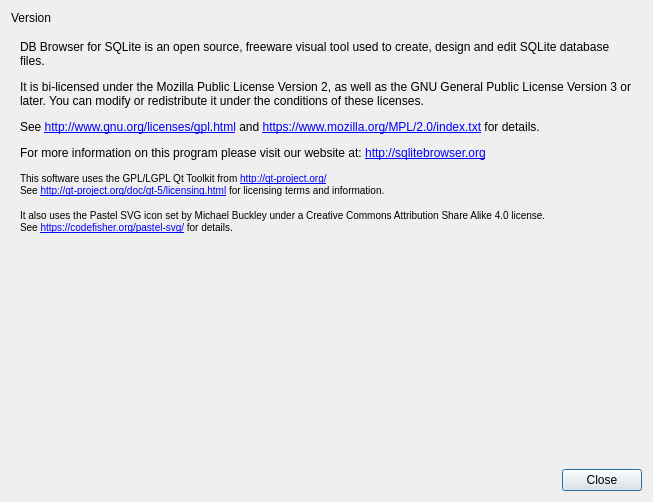
First picture: the form in src/AboutDialog.ui, repository sqlitebrowser/sqlitebrowser, before the edit.
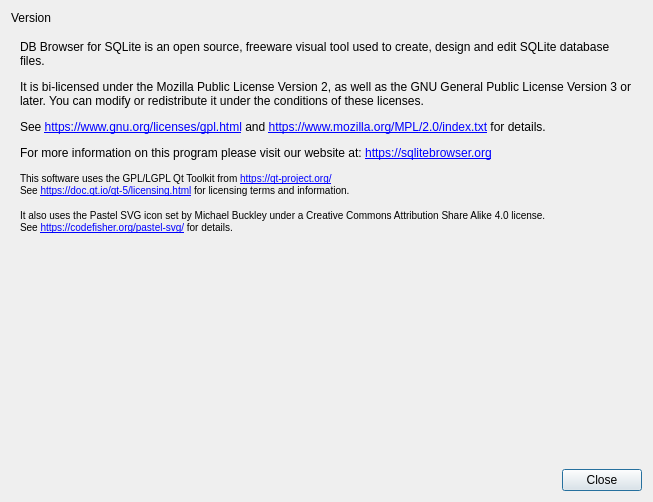
Second picture: the form after the edit. Icons and pictures are not drawn.

Commit message: Replace http with https in the About window

The edit to the form file:
```diff
--- a/src/AboutDialog.ui
+++ b/src/AboutDialog.ui
@@ -87,7 +87,7 @@
        <item>
         <widget class="QLabel" name="label">
          <property name="text">
-          <string>&lt;html&gt;&lt;head/&gt;&lt;body&gt;&lt;p&gt;DB Browser for SQLite is an open source, freeware visual tool used to create, design and edit SQLite database files.&lt;/p&gt;&lt;p&gt;It is bi-licensed under the Mozilla Public License Version 2, as well as the GNU General Public License Version 3 or later. You can modify or redistribute it under the conditions of these licenses.&lt;/p&gt;&lt;p&gt;See &lt;a href=&quot;http://www.gnu.org/licenses/gpl.html&quot;&gt;http://www.gnu.org/licenses/gpl.html&lt;/a&gt; and &lt;a href=&quot;https://www.mozilla.org/MPL/2.0/index.txt&quot;&gt;https://www.mozilla.org/MPL/2.0/index.txt&lt;/a&gt; for details.&lt;/p&gt;&lt;p&gt;For more information on this program please visit our website at: &lt;a href=&quot;http://sqlitebrowser.org&quot;&gt;http://sqlitebrowser.org&lt;/a&gt;&lt;/p&gt;&lt;p&gt;&lt;span style=&quot; font-size:small;&quot;&gt;This software uses the GPL/LGPL Qt Toolkit from &lt;/span&gt;&lt;a href=&quot;http://qt-project.org/&quot;&gt;&lt;span style=&quot; font-size:small;&quot;&gt;http://qt-project.org/&lt;/span&gt;&lt;/a&gt;&lt;span style=&quot; font-size:small;&quot;&gt;&lt;br/&gt;See &lt;/span&gt;&lt;a href=&quot;http://qt-project.org/doc/qt-5/licensing.html&quot;&gt;&lt;span style=&quot; font-size:small;&quot;&gt;http://qt-project.org/doc/qt-5/licensing.html&lt;/span&gt;&lt;/a&gt;&lt;span style=&quot; font-size:small;&quot;&gt; for licensing terms and information.&lt;/span&gt;&lt;/p&gt;&lt;p&gt;&lt;span style=&quot; font-size:small;&quot;&gt;It also uses the Pastel SVG icon set by Michael Buckley under a Creative Commons
+          <string>&lt;html&gt;&lt;head/&gt;&lt;body&gt;&lt;p&gt;DB Browser for SQLite is an open source, freeware visual tool used to create, design and edit SQLite database files.&lt;/p&gt;&lt;p&gt;It is bi-licensed under the Mozilla Public License Version 2, as well as the GNU General Public License Version 3 or later. You can modify or redistribute it under the conditions of these licenses.&lt;/p&gt;&lt;p&gt;See &lt;a href=&quot;https://www.gnu.org/licenses/gpl.html&quot;&gt;https://www.gnu.org/licenses/gpl.html&lt;/a&gt; and &lt;a href=&quot;https://www.mozilla.org/MPL/2.0/index.txt&quot;&gt;https://www.mozilla.org/MPL/2.0/index.txt&lt;/a&gt; for details.&lt;/p&gt;&lt;p&gt;For more information on this program please visit our website at: &lt;a href=&quot;https://sqlitebrowser.org&quot;&gt;https://sqlitebrowser.org&lt;/a&gt;&lt;/p&gt;&lt;p&gt;&lt;span style=&quot; font-size:small;&quot;&gt;This software uses the GPL/LGPL Qt Toolkit from &lt;/span&gt;&lt;a href=&quot;https://qt-project.org/&quot;&gt;&lt;span style=&quot; font-size:small;&quot;&gt;https://qt-project.org/&lt;/span&gt;&lt;/a&gt;&lt;span style=&quot; font-size:small;&quot;&gt;&lt;br/&gt;See &lt;/span&gt;&lt;a href=&quot;https://doc.qt.io/qt-5/licensing.html&quot;&gt;&lt;span style=&quot; font-size:small;&quot;&gt;https://doc.qt.io/qt-5/licensing.html&lt;/span&gt;&lt;/a&gt;&lt;span style=&quot; font-size:small;&quot;&gt; for licensing terms and information.&lt;/span&gt;&lt;/p&gt;&lt;p&gt;&lt;span style=&quot; font-size:small;&quot;&gt;It also uses the Pastel SVG icon set by Michael Buckley under a Creative Commons
 Attribution Share Alike 4.0 license.&lt;br/&gt;See &lt;/span&gt;&lt;a href=&quot;https://codefisher.org/pastel-svg/&quot;&gt;&lt;span style=&quot; font-size:small;&quot;&gt;https://codefisher.org/pastel-svg/&lt;/span&gt;&lt;/a&gt;&lt;span style=&quot; font-size:small;&quot;&gt; for details.&lt;/span&gt;&lt;/p&gt;&lt;/body&gt;&lt;/html&gt;</string>
          </property>
          <property name="alignment">
```
The commit also changes 20 other files.
